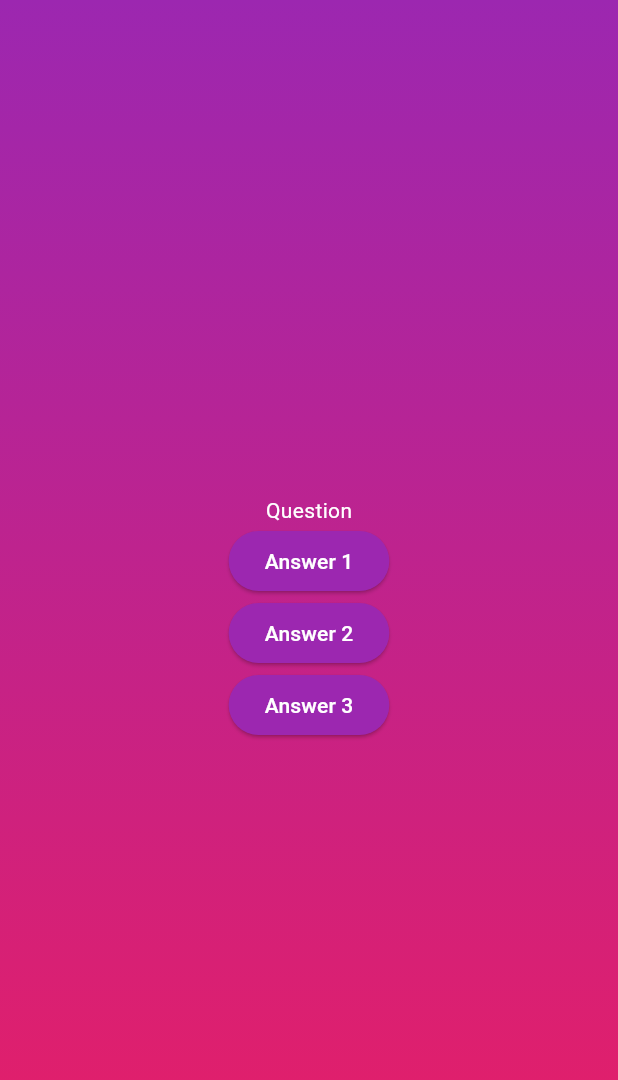
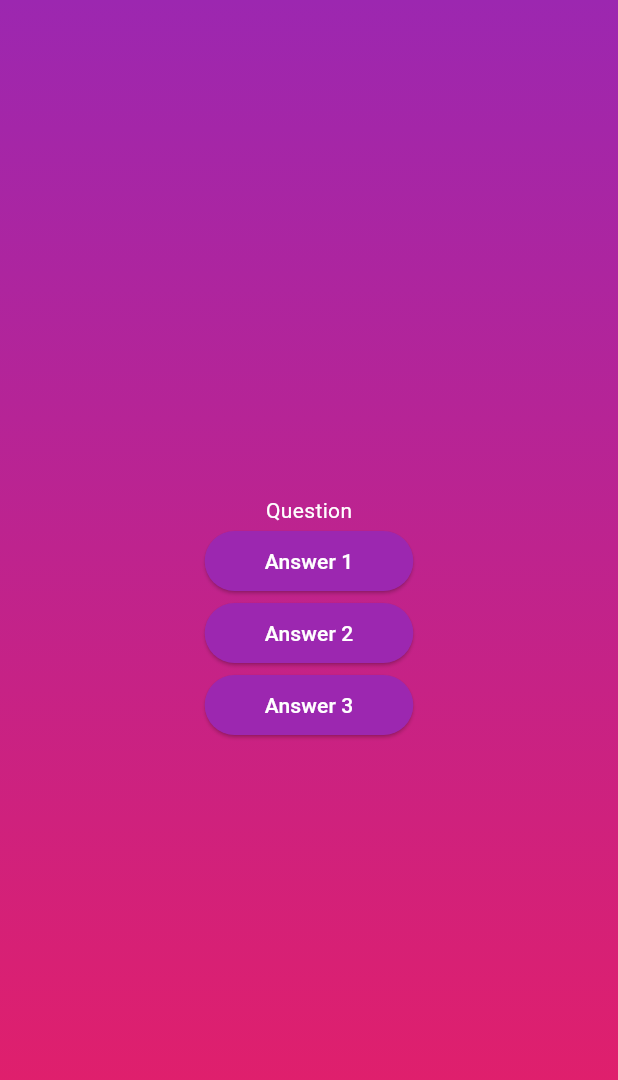
Before and after one commit to Markiu200/flutter_quizz_app, a Flutter app: the screen it shows after launch, after a tap on "Start Quiz", on a phone screen of 412 x 824 dp. Shown: the top 1080 px of the screen. Run offline on Flutter 3.47's test engine with Material 3 defaults, Android fonts, the phone set to English and light mode, and no system bars.

Commit message:
Add padding to AnswerButton
udemy: https://www.udemy.com/course/learn-flutter-dart-to-build-ios-android-apps/learn/lecture/37131346#overview

```diff
--- a/lib/answer_button.dart
+++ b/lib/answer_button.dart
@@ -11,6 +11,8 @@ class AnswerButton extends StatelessWidget {
     return ElevatedButton(
       onPressed: onTap,
       style: ElevatedButton.styleFrom(
+        // "symmetric" allows to set vertical and horizontal padding separately
+        padding: EdgeInsets.symmetric(vertical: 10, horizontal: 40),
         backgroundColor: Colors.purple,
         foregroundColor: Colors.white,
       ),
```
